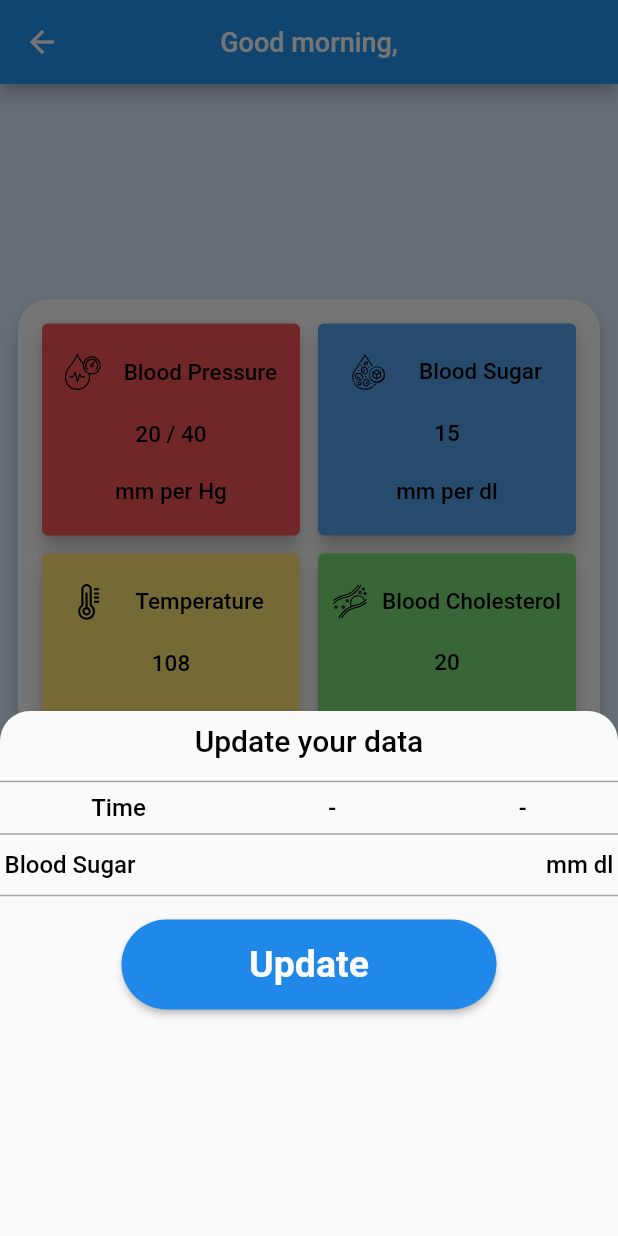
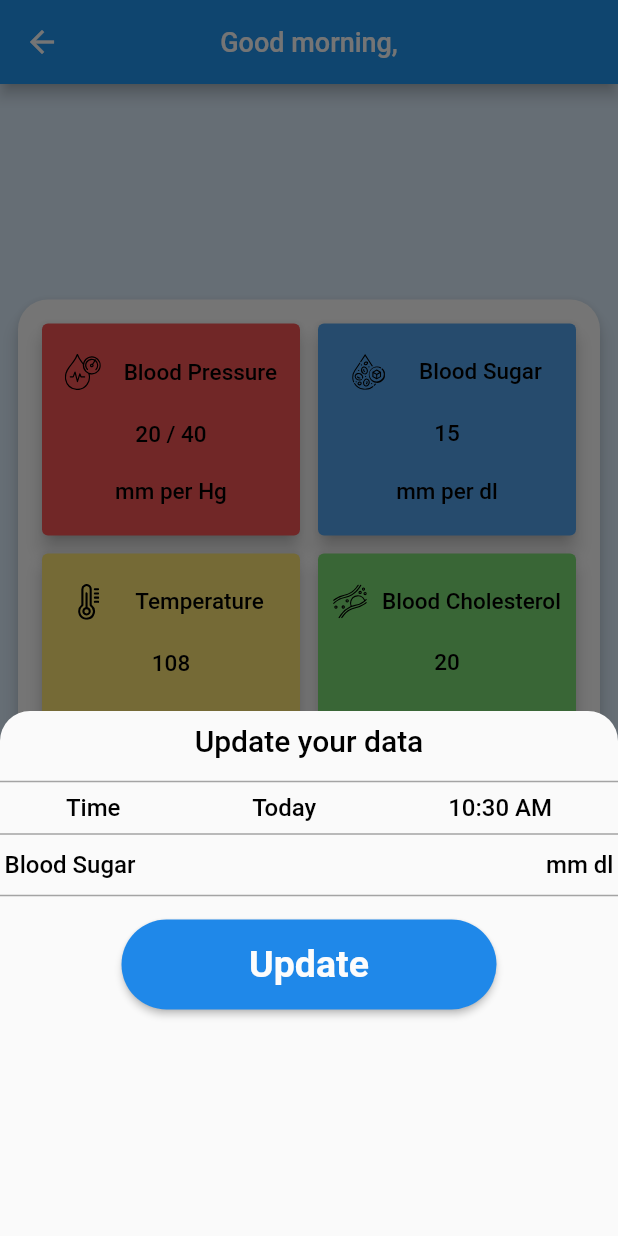
Before and after one commit to HVMS/pharma_trac, a Flutter app: the VitalSigns screen opened directly, after a tap on "Blood Pressure", on a phone screen of 412 x 824 dp. Run offline on Flutter 3.47's test engine with Material 2 defaults, Android fonts, the phone set to English and light mode, and no system bars; our stand-ins replace country_picker, device_preview, dropdown_button2, flutter_svg, google_fonts, google_sign_in and 4 more; accounts and stored records are empty; network calls fail.

Commit message:
Files updated

```diff
--- a/lib/Utils/timeUtils.dart
+++ b/lib/Utils/timeUtils.dart
@@ -20,4 +20,16 @@ class TimeUtils {
     return newFormat.format(DateTime.fromMillisecondsSinceEpoch(time));
   }
 
+  static String getFormattedTimeSimple(int hour, int minute) {
+    // Format the time as "Hour:Minute AM/PM"
+    String period = 'AM';
+    if (hour >= 12) {
+      period = 'PM';
+      if (hour > 12) {
+        hour -= 12;
+      }
+    }
+    return '$hour:${minute.toString().padLeft(2, '0')} $period';
+  }
+
 }
--- a/lib/customWidgets/VitalSigns/custom_bottomsheet_bar_vital_sign.dart
+++ b/lib/customWidgets/VitalSigns/custom_bottomsheet_bar_vital_sign.dart
@@ -22,6 +22,14 @@ class _CustomBottomSheetBarVitalSignsState
 
   late Future<TimeOfDay?> selectedTime;
   String time = "-";
+
+  @override
+  void initState() {
+    super.initState();
+    // Set the default values for date and time
+    date = "Today";
+    time = TimeUtils.getFormattedTimeSimple(DateTime.now().hour, DateTime.now().minute);
+  }
 
   @override
   Widget build(BuildContext context) {
@@ -152,8 +160,18 @@ class _CustomBottomSheetBarVitalSignsState
     );
     selectedDate.then((value) {
       setState(() {
-        if(value == null) return;
-        date = TimeUtils.getFormattedDateSimple(value.millisecondsSinceEpoch);
+        if (value == null) return;
+        final now = DateTime.now();
+        final diff = now.difference(value).inDays;
+
+        // Check if the selected date is today, yesterday, or another day
+        if (diff == 0) {
+          date = "Today";
+        } else if (diff == 1) {
+          date = "Yesterday";
+        } else {
+          date = TimeUtils.getFormattedDateSimple(value.millisecondsSinceEpoch);
+        }
       });
     }, onError: (error) {
       print(error);
@@ -174,7 +192,7 @@ class _CustomBottomSheetBarVitalSignsState
               surface: ColorUtils.white,
               onSurface: ColorUtils.black,
             ),
-            //.dialogBackgroundColor:Colors.blue[900],
+            // .dialogBackgroundColor:Colors.blue[900],
           ),
           child: child!,
         );
@@ -183,7 +201,8 @@ class _CustomBottomSheetBarVitalSignsState
     selectedTime.then((value) {
       setState(() {
         if(value == null) return;
-        time = "${value.hour} : ${value.minute}";
+        time = TimeUtils.getFormattedTimeSimple(value.hour, value.minute);
+        print(time);
       });
     }, onError: (error) {
       print(error);
```
